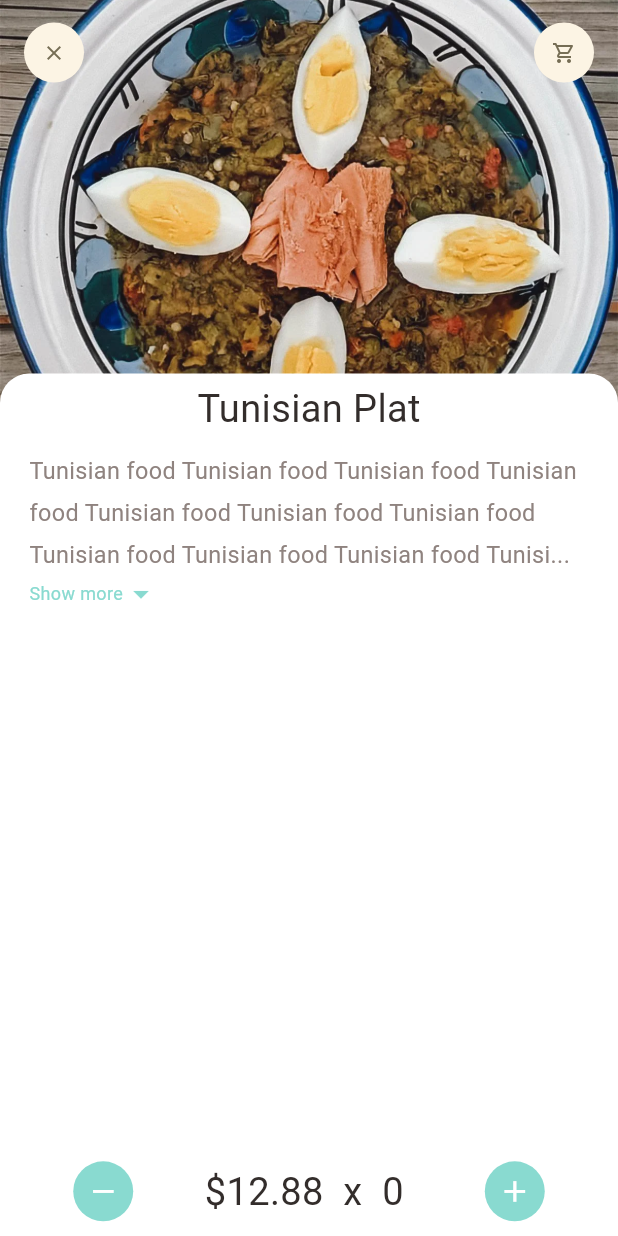
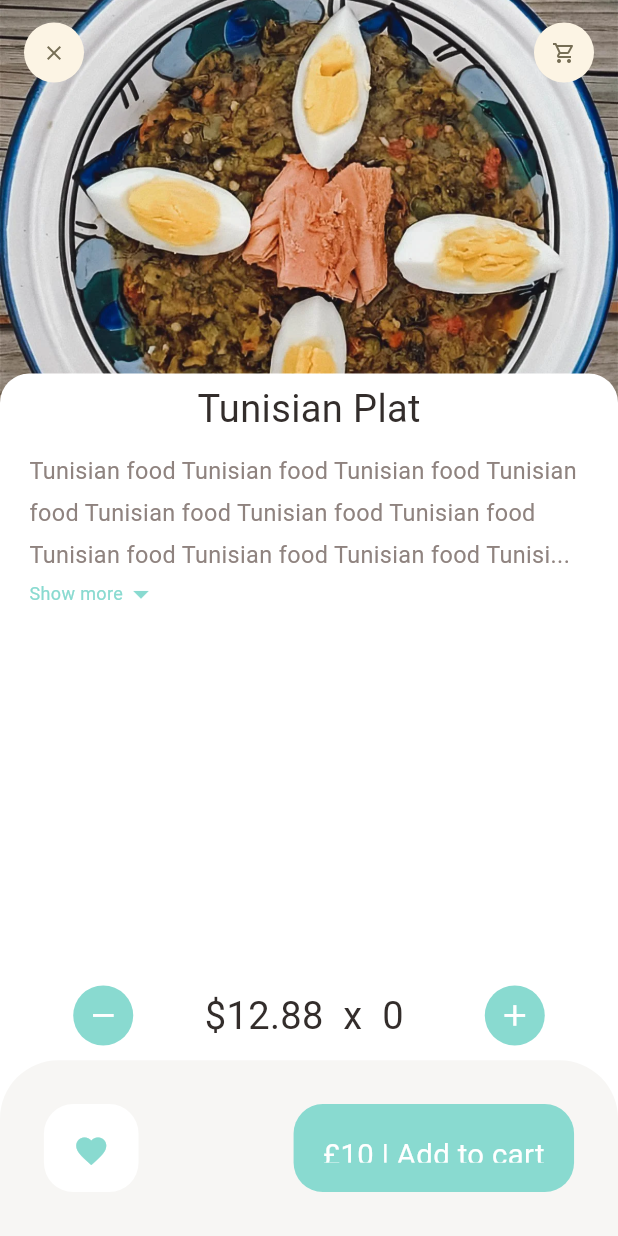
Before and after one commit to siwarbo/pfeProject, a Flutter app: the screen it shows after launch, on a phone screen of 412 x 824 dp. Run offline on Flutter 3.47's test engine with Material 3 defaults, Android fonts, the phone set to English and light mode, and no system bars; our stand-ins replace dots_indicator, get.

```diff
--- a/lib/pages/food/recommended_food_detail.dart
+++ b/lib/pages/food/recommended_food_detail.dart
@@ -66,9 +66,7 @@
             ))
           ],
         ),
-      bottomNavigationBar: Column(
-        mainAxisSize: MainAxisSize.min,
-        children: [
+        bottomNavigationBar: Column(mainAxisSize: MainAxisSize.min, children: [
           Container(
             padding: EdgeInsets.only(
               left: Dimensions.width20 * 2.5,
@@ -96,9 +94,55 @@
                     icon: Icons.add)
               ],
             ),
-          )
+          ),
+          Container(
+            height: Dimensions.bottomHeightBar,
+            padding: EdgeInsets.only(
+                top: Dimensions.height30,
+                bottom: Dimensions.height30,
+                left: Dimensions.width30,
+                right: Dimensions.width30),
+            decoration: BoxDecoration(
+                color: AppColors.buttonBackgroundColor,
+                borderRadius: BorderRadius.only(
+                    topLeft: Radius.circular(Dimensions.radius20 * 2),
+                    topRight: Radius.circular(Dimensions.radius20 * 2))),
+            child: Row(
+              mainAxisAlignment: MainAxisAlignment.spaceBetween,
+              children: [
+                Container(
+                  padding: EdgeInsets.only(
+                      top: Dimensions.height20,
+                      bottom: Dimensions.height20,
+                      left: Dimensions.width20,
+                      right: Dimensions.width20),
+                  decoration: BoxDecoration(
+                    borderRadius: BorderRadius.circular(Dimensions.radius20),
+                    color: Colors.white,
+                  ),
+                  child: Icon(
+                    Icons.favorite,
+                    color: AppColors.mainColor,
+                  ),
+                ),
+                Container(
+                  padding: EdgeInsets.only(
+                      top: Dimensions.height20,
+                      bottom: Dimensions.height20,
+                      left: Dimensions.width20,
+                      right: Dimensions.width20),
+                  child: BigText(
+                    text: "\£10 | Add to cart",
+                    color: Colors.white,
+                  ),
+                  decoration: BoxDecoration(
+                    borderRadius: BorderRadius.circular(Dimensions.radius20),
+                    color: AppColors.mainColor,
+                  ),
+                ),
               ],
             ),
-    );
+          ),
+        ]));
   }
 }
```
Lines whose indentation alone changed are shown as unchanged.
